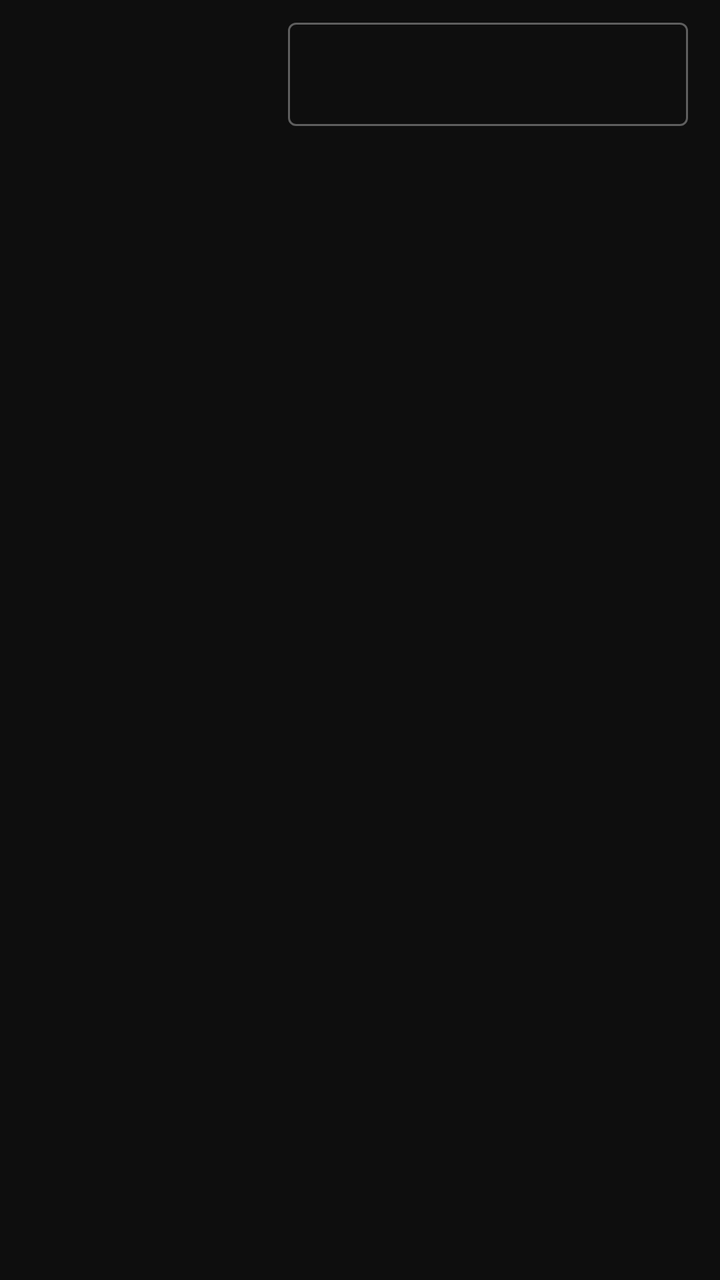
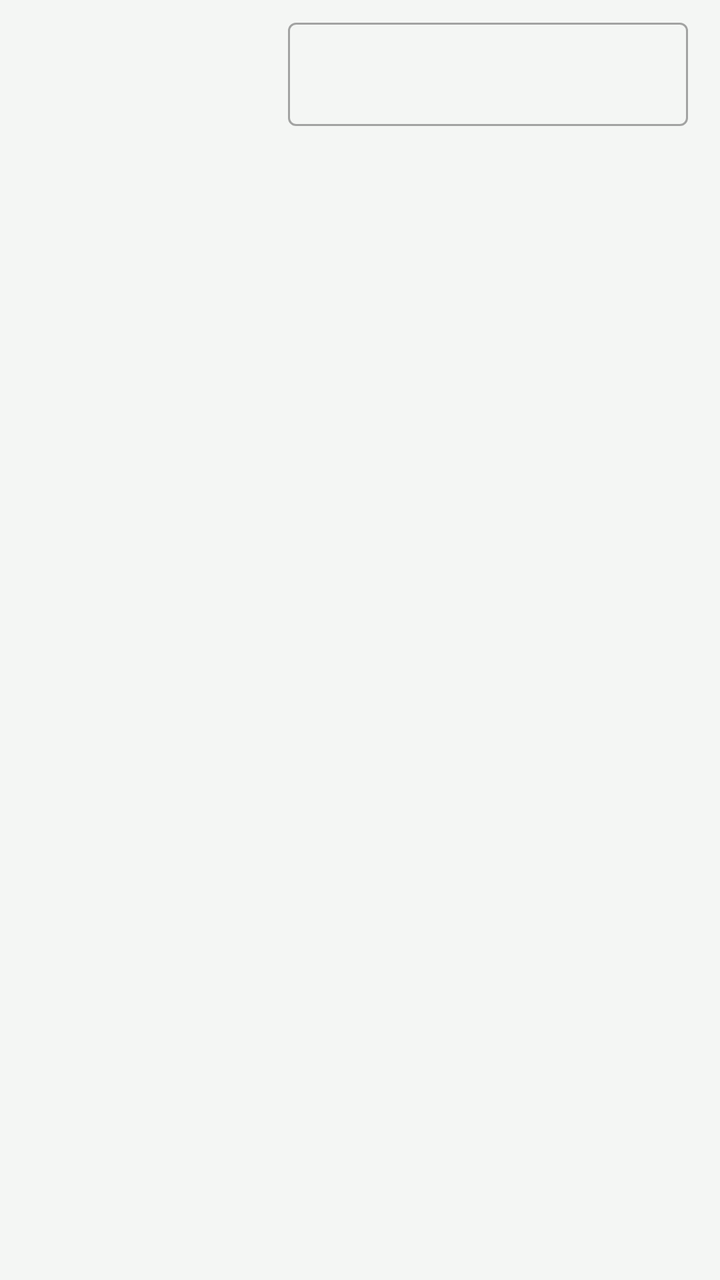

Two renders of the same Android screen: before a commit and after it. Below are the layout's source before the change and the commit's diff.
<!-- AndroidManifest.xml: application theme Theme.FontLens -->
<!-- res/layout/item_edit_field.xml -->
<?xml version="1.0" encoding="utf-8"?>
<LinearLayout
    xmlns:android="http://schemas.android.com/apk/res/android"
    android:layout_width="match_parent"
    android:layout_height="wrap_content"
    android:orientation="horizontal"
    android:paddingStart="16dp"
    android:paddingEnd="16dp"
    android:paddingTop="6dp"
    android:paddingBottom="6dp"
    android:gravity="top">

    <TextView
        android:id="@+id/tv_field_label"
        android:layout_width="120dp"
        android:layout_height="wrap_content"
        android:textColor="@color/text_muted"
        android:textSize="11sp"
        android:letterSpacing="0.06"
        android:textAllCaps="true"
        android:gravity="top"
        android:paddingTop="12dp" />

    <com.google.android.material.textfield.TextInputLayout
        android:id="@+id/input_layout"
        style="@style/Widget.MaterialComponents.TextInputLayout.OutlinedBox"
        android:layout_width="0dp"
        android:layout_height="wrap_content"
        android:layout_weight="1"
        android:layout_marginStart="8dp">

        <com.google.android.material.textfield.TextInputEditText
            android:id="@+id/et_field_value"
            android:layout_width="match_parent"
            android:layout_height="wrap_content"
            android:textColor="@color/text_primary"
            android:textSize="13sp"
            android:inputType="textMultiLine|textCapSentences"
            android:minLines="1"
            android:scrollbars="vertical" />

    </com.google.android.material.textfield.TextInputLayout>

</LinearLayout>
<!-- resources referenced by this layout -->
<resources>
  <color name="text_muted">#666666</color>
  <color name="text_primary">#E0E0E0</color>
  <style name="Theme.FontLens" parent="Theme.MaterialComponents.DayNight.NoActionBar">
          <item name="colorPrimary">@color/accent</item>
          <item name="colorPrimaryVariant">@color/accent_dim</item>
          <item name="colorOnPrimary">@color/bg_primary</item>
          <item name="colorSecondary">@color/accent</item>
          <item name="colorSurface">@color/bg_surface</item>
          <item name="colorOnSurface">@color/text_primary</item>
          <item name="android:colorBackground">@color/bg_primary</item>
          <item name="android:windowBackground">@color/bg_primary</item>
          <item name="android:statusBarColor">@color/bg_sidebar</item>
          <item name="android:navigationBarColor">@color/bg_sidebar</item>
          <item name="android:textColorPrimary">@color/text_primary</item>
          <item name="android:textColorSecondary">@color/text_secondary</item>
          <item name="materialCardViewStyle">@style/CardStyle</item>
      </style>
  <color name="accent">#E8C547</color>
  <color name="accent_dim">#1A1800</color>
  <color name="bg_primary">#0E0E0E</color>
  <color name="bg_surface">#141414</color>
  <color name="bg_sidebar">#0A0A0A</color>
  <color name="text_secondary">#AAAAAA</color>
  <style name="CardStyle" parent="Widget.MaterialComponents.CardView">
          <item name="cardBackgroundColor">@color/bg_surface</item>
          <item name="cardCornerRadius">8dp</item>
          <item name="cardElevation">0dp</item>
          <item name="strokeColor">@color/divider</item>
          <item name="strokeWidth">1dp</item>
      </style>
  <color name="divider">#1F1F1F</color>
</resources>

<!-- the commit's change to res/layout/item_edit_field.xml (unified diff, before → after) -->
@@ -14,7 +14,7 @@
         android:id="@+id/tv_field_label"
         android:layout_width="120dp"
         android:layout_height="wrap_content"
-        android:textColor="@color/text_muted"
+        android:textColor="?attr/textMuted"
         android:textSize="11sp"
         android:letterSpacing="0.06"
         android:textAllCaps="true"
@@ -33,7 +33,7 @@
             android:id="@+id/et_field_value"
             android:layout_width="match_parent"
             android:layout_height="wrap_content"
-            android:textColor="@color/text_primary"
+            android:textColor="?attr/textPrimary"
             android:textSize="13sp"
             android:inputType="textMultiLine|textCapSentences"
             android:minLines="1"
<!-- resource entries referenced after the edit -->
@@ -1,35 +1,42 @@
 <!-- resources referenced by this layout -->
 <resources>
-  <color name="text_muted">#666666</color>
-  <color name="text_primary">#E0E0E0</color>
-  <style name="Theme.FontLens" parent="Theme.MaterialComponents.DayNight.NoActionBar">
-          <item name="colorPrimary">@color/accent</item>
-          <item name="colorPrimaryVariant">@color/accent_dim</item>
-          <item name="colorOnPrimary">@color/bg_primary</item>
-          <item name="colorSecondary">@color/accent</item>
-          <item name="colorSurface">@color/bg_surface</item>
-          <item name="colorOnSurface">@color/text_primary</item>
-          <item name="android:colorBackground">@color/bg_primary</item>
-          <item name="android:windowBackground">@color/bg_primary</item>
-          <item name="android:statusBarColor">@color/bg_sidebar</item>
-          <item name="android:navigationBarColor">@color/bg_sidebar</item>
-          <item name="android:textColorPrimary">@color/text_primary</item>
-          <item name="android:textColorSecondary">@color/text_secondary</item>
-          <item name="materialCardViewStyle">@style/CardStyle</item>
+  <style name="Theme.FontLens" parent="Theme.FontLens.Green.Light" />
+  <style name="Theme.FontLens.Green.Light" parent="Theme.MaterialComponents.Light.NoActionBar">
+          <item name="colorPrimary">@color/green_light_accent</item>
+          <item name="colorPrimaryVariant">@color/green_light_accent_dim</item>
+          <item name="colorOnPrimary">#FFFFFF</item>
+          <item name="colorSecondary">@color/green_light_accent</item>
+          <item name="colorSurface">@color/green_light_bg_surface</item>
+          <item name="colorOnSurface">@color/green_light_text_primary</item>
+          <item name="android:colorBackground">@color/green_light_bg_primary</item>
+          <item name="android:windowBackground">@color/green_light_bg_primary</item>
+          <item name="android:statusBarColor">@color/green_light_bg_sidebar</item>
+          <item name="android:navigationBarColor">@color/green_light_bg_sidebar</item>
+          <item name="android:textColorPrimary">@color/green_light_text_primary</item>
+          <item name="android:textColorSecondary">@color/green_light_text_secondary</item>
+          
+          <item name="bgPrimary">@color/green_light_bg_primary</item>
+          <item name="bgSurface">@color/green_light_bg_surface</item>
+          <item name="bgElevated">@color/green_light_bg_elevated</item>
+          <item name="bgSidebar">@color/green_light_bg_sidebar</item>
+          <item name="accentColor">@color/green_light_accent</item>
+          <item name="accentDim">@color/green_light_accent_dim</item>
+          <item name="textPrimary">@color/green_light_text_primary</item>
+          <item name="textSecondary">@color/green_light_text_secondary</item>
+          <item name="textMuted">@color/green_light_text_muted</item>
+          <item name="dividerColor">@color/green_light_divider</item>
+          <item name="borderColor">@color/green_light_border</item>
       </style>
-  <color name="accent">#E8C547</color>
-  <color name="accent_dim">#1A1800</color>
-  <color name="bg_primary">#0E0E0E</color>
-  <color name="bg_surface">#141414</color>
-  <color name="bg_sidebar">#0A0A0A</color>
-  <color name="text_secondary">#AAAAAA</color>
-  <style name="CardStyle" parent="Widget.MaterialComponents.CardView">
-          <item name="cardBackgroundColor">@color/bg_surface</item>
-          <item name="cardCornerRadius">8dp</item>
-          <item name="cardElevation">0dp</item>
-          <item name="strokeColor">@color/divider</item>
-          <item name="strokeWidth">1dp</item>
-      </style>
-  <color name="divider">#1F1F1F</color>
+  <color name="green_light_accent">#2E7D32</color>
+  <color name="green_light_accent_dim">#C8E6C9</color>
+  <color name="green_light_bg_surface">#FFFFFF</color>
+  <color name="green_light_text_primary">#1B1B1B</color>
+  <color name="green_light_bg_primary">#F4F6F4</color>
+  <color name="green_light_bg_sidebar">#DDE5DD</color>
+  <color name="green_light_text_secondary">#4A4A4A</color>
+  <color name="green_light_bg_elevated">#EAEEEA</color>
+  <color name="green_light_text_muted">#888888</color>
+  <color name="green_light_divider">#D0D9D0</color>
+  <color name="green_light_border">#B8C8B8</color>
 </resources>
 
